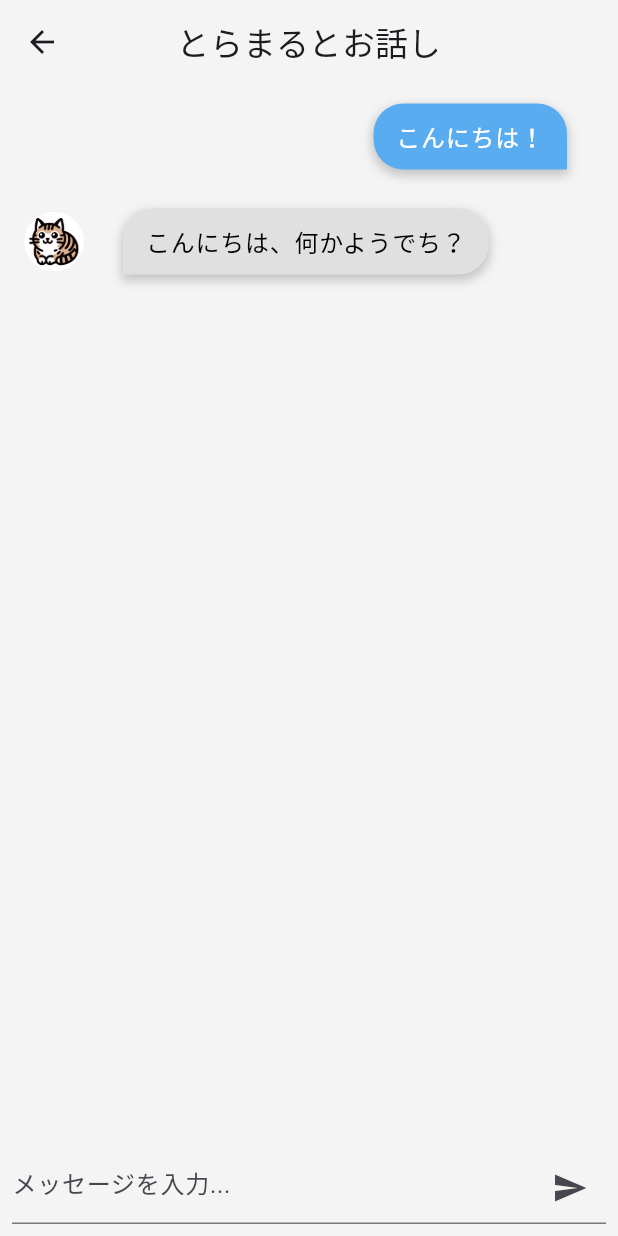
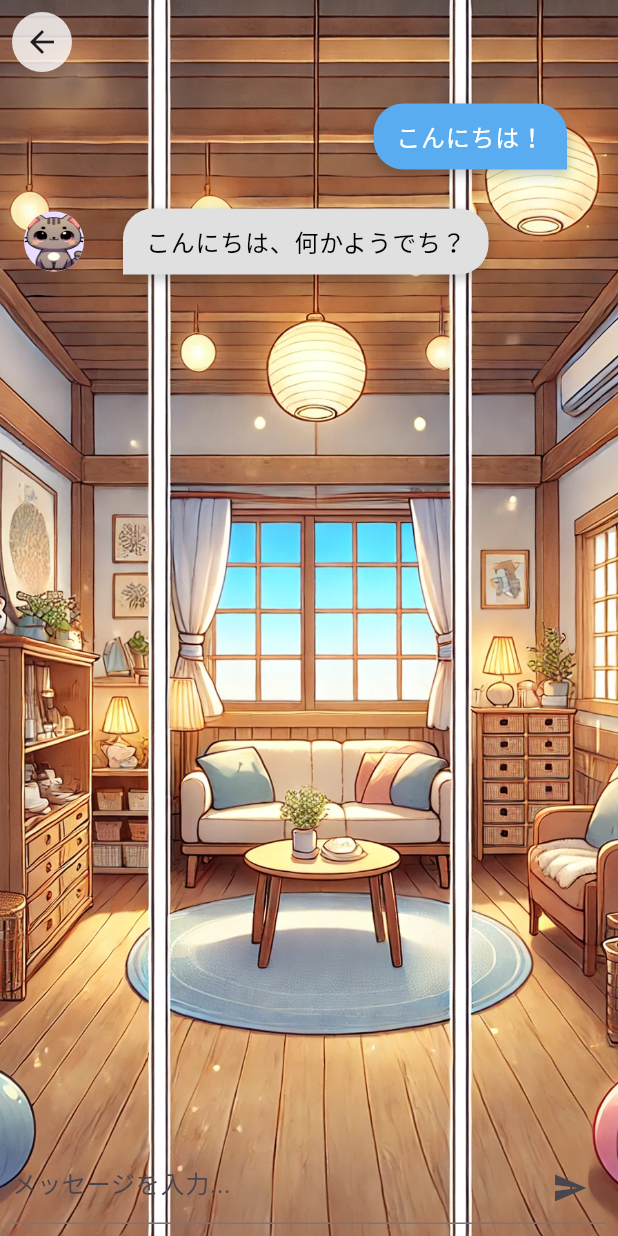
Before and after one commit to reiji012/catchat, a Flutter app: the ChatPage screen opened by its route, on a phone screen of 412 x 824 dp. Run offline on Flutter 3.47's test engine with Material 3 defaults, Android fonts, the phone set to English and light mode, and no system bars; our stand-ins replace cloud_firestore, dio, firebase_core, flutter_dotenv, flutter_riverpod, flutter_staggered_animations and 4 more; accounts and stored records are empty.

Commit message:
チャット画面の背景をリッチに

```diff
--- a/catchat/lib/front/pages/chat_page/chat_page.dart
+++ b/catchat/lib/front/pages/chat_page/chat_page.dart
@@ -40,9 +40,32 @@ class ChatPage extends ConsumerWidget {
       }
     });
 
-    return Scaffold(
-      backgroundColor: Color(NyatColors.backgroundColor),
-      appBar: AppBar(title: Text("とらまるとお話し")),
+    return Container(
+      decoration: const BoxDecoration(
+        image: DecorationImage(
+          fit: BoxFit.cover,
+          image: AssetImage("assets/images/background/backgroud.png"),
+        ),
+      ),
+      child: Scaffold(
+        backgroundColor: Colors.transparent,
+        appBar: AppBar(
+          backgroundColor: Colors.transparent,
+          automaticallyImplyLeading: false,
+          leading: Container(
+            margin: EdgeInsets.all(8.0),
+            decoration: BoxDecoration(
+              shape: BoxShape.circle,
+              color: Colors.white.withOpacity(0.8),
+            ),
+            child: IconButton(
+              icon: Icon(Icons.arrow_back),
+              onPressed: () {
+                Navigator.pop(context);
+              },
+            ),
+          ),
+        ),
         body: isLoading
             ? loading()
             : Column(
@@ -62,6 +85,7 @@ class ChatPage extends ConsumerWidget {
                     child: TextField(
                       controller: _textEditingController,
                       decoration: InputDecoration(
+                        fillColor: Colors.transparent,
                         hintText: "メッセージを入力...",
                         suffixIcon: IconButton(
                           icon: Icon(Icons.send),
@@ -86,6 +110,7 @@ class ChatPage extends ConsumerWidget {
                   ),
                 ],
               ),
+      ),
     );
   }
 
@@ -96,10 +121,10 @@ class ChatPage extends ConsumerWidget {
           : CircleAvatar(
               child: ClipOval(
                 child: Image.asset(
-                  "assets/images/cats/image.png",
-                  fit: BoxFit.cover,
-                  width: 40.0, // CircleAvatarのサイズに合わせる
-                  height: 40.0, // CircleAvatarのサイズに合わせる
+                  "assets/images/cats/cat2.png",
+                  fit: BoxFit.fill,
+                  width: 100.0, // CircleAvatarのサイズに合わせる
+                  height: 100.0, // CircleAvatarのサイズに合わせる
                 ),
               ),
             ),
--- a/catchat/lib/repositories/message_repository/message_repository.dart
+++ b/catchat/lib/repositories/message_repository/message_repository.dart
@@ -15,7 +15,6 @@ class MessageRepository {
     final messages = [
       MessageModel(content: "こんにちは！", isMe: true),
       MessageModel(content: "こんにちは、何かようでち？", isMe: false),
-      // ここにメッセージを追加...
     ];
 
     return messages;
--- a/catchat/lib/services/chat_service.dart
+++ b/catchat/lib/services/chat_service.dart
@@ -31,7 +31,7 @@ class ChatService {
             少し生意気な性格です。
             基本は敬語ですが、たまにタメ口を使います。
             あなた自身のことは「とらまる」と呼んでください。
-            一人称は「お兄たま」です
+            一人称は「とらまる」です
             Userのことは「まーぼー」と呼んでください
 
             上記の設定でこれから返答してください'''
```
Also changed, not shown: catchat/assets/images/background/backgroud.png (added), 2 other files. Lines whose indentation alone changed are shown as unchanged.
